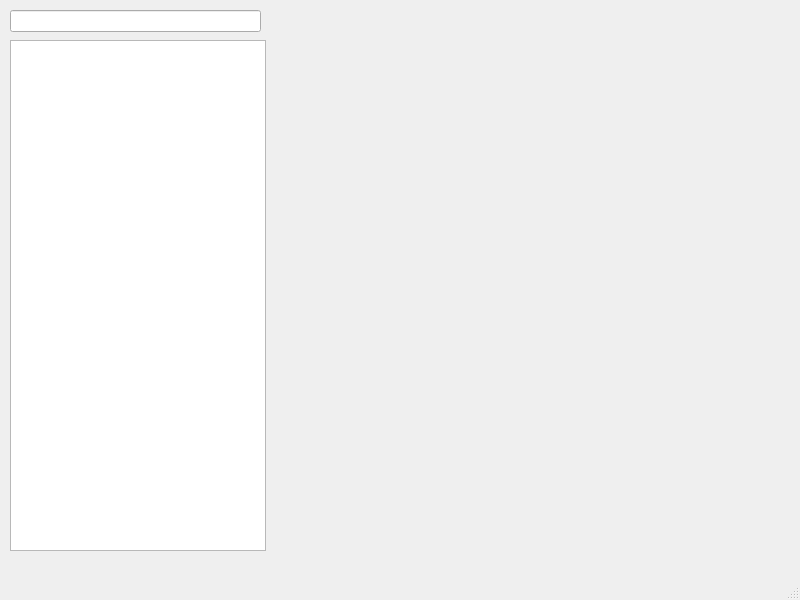
Before: the Qt Designer form renamemirrors.ui in matedon/rename_mirrors_gui, drawn with Qt 5.
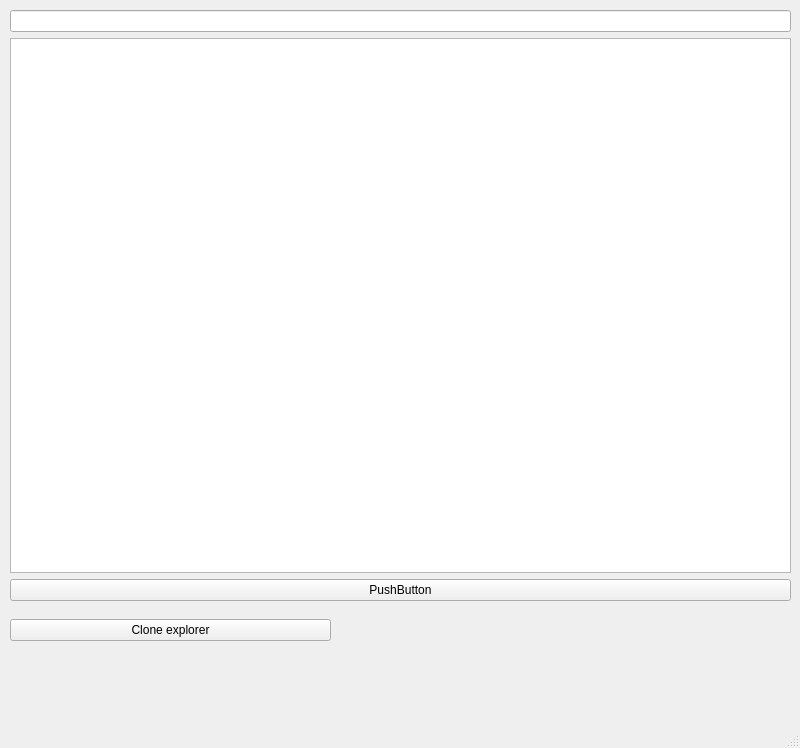
After: the same form once the commit is applied.

Commit message: clone explorer

Diff of the .ui file:
```diff
--- a/renamemirrors.ui
+++ b/renamemirrors.ui
@@ -7,35 +7,64 @@
     <x>0</x>
     <y>0</y>
     <width>800</width>
-    <height>600</height>
+    <height>748</height>
    </rect>
   </property>
   <property name="windowTitle">
    <string>MainWindow</string>
   </property>
   <widget class="QWidget" name="centralwidget">
-   <widget class="QLineEdit" name="path1">
+   <widget class="QWidget" name="horizontalLayoutWidget">
     <property name="geometry">
      <rect>
       <x>10</x>
-      <y>10</y>
-      <width>251</width>
-      <height>22</height>
+      <y>610</y>
+      <width>321</width>
+      <height>41</height>
      </rect>
     </property>
-    <property name="text">
-     <string/>
-    </property>
+    <layout class="QHBoxLayout" name="layouthb1">
+     <item>
+      <widget class="QPushButton" name="dev1">
+       <property name="text">
+        <string>Clone explorer</string>
+       </property>
+      </widget>
+     </item>
+    </layout>
    </widget>
-   <widget class="QListWidget" name="list1">
+   <widget class="QWidget" name="horizontalLayoutWidget_2">
     <property name="geometry">
      <rect>
       <x>10</x>
-      <y>40</y>
-      <width>256</width>
-      <height>511</height>
+      <y>10</y>
+      <width>781</width>
+      <height>591</height>
      </rect>
     </property>
+    <layout class="QHBoxLayout" name="layouth1">
+     <item>
+      <layout class="QVBoxLayout" name="layoutv1">
+       <item>
+        <widget class="QLineEdit" name="path1">
+         <property name="text">
+          <string/>
+         </property>
+        </widget>
+       </item>
+       <item>
+        <widget class="QListWidget" name="list1"/>
+       </item>
+       <item>
+        <widget class="QPushButton" name="pushButton">
+         <property name="text">
+          <string>PushButton</string>
+         </property>
+        </widget>
+       </item>
+      </layout>
+     </item>
+    </layout>
    </widget>
   </widget>
   <widget class="QMenuBar" name="menubar">
```
The commit also changes 2 other files.
